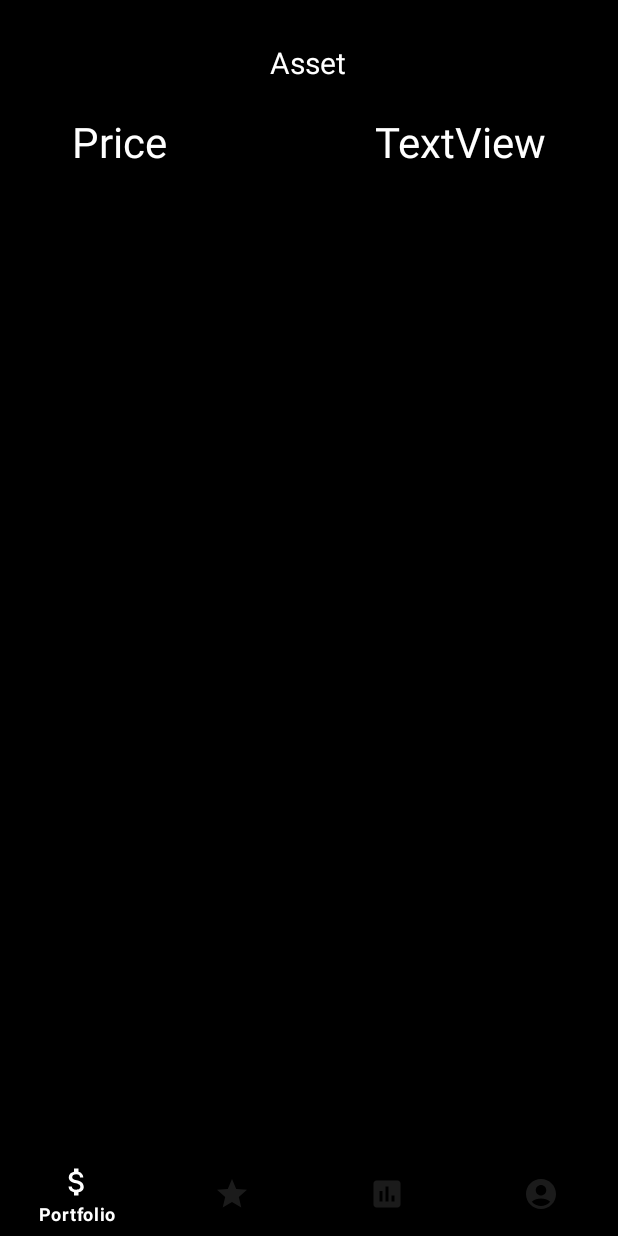
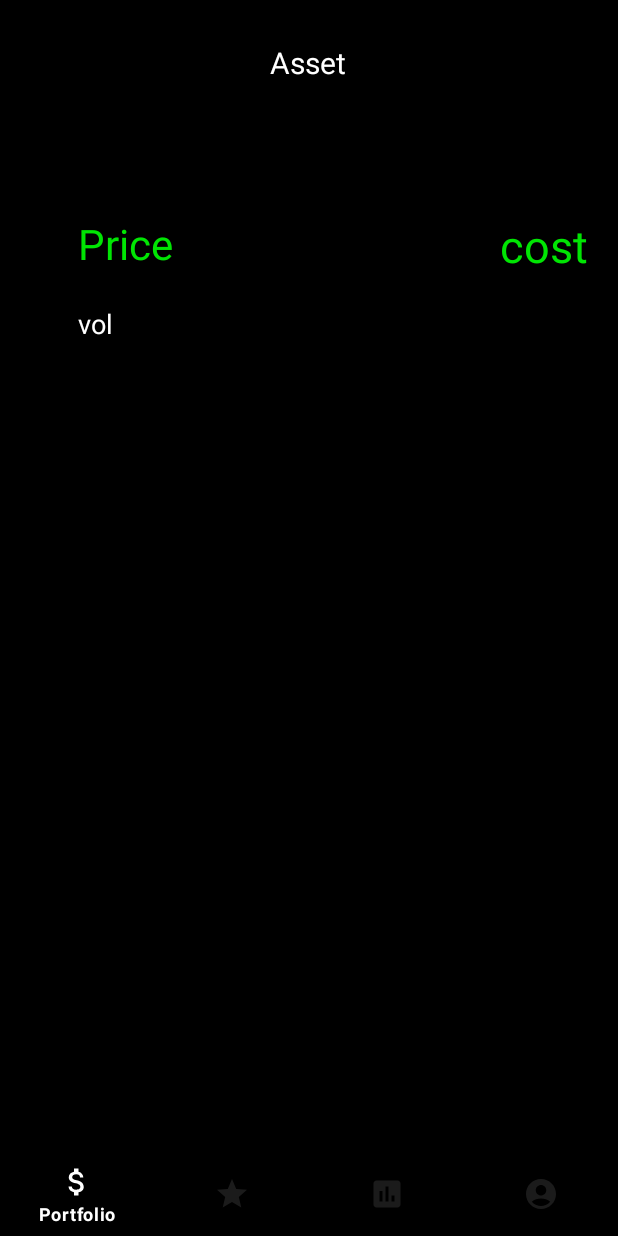
Before and after one commit to AZinkov-of/crypto_stats, an Android app: the fragment AssetFragment placed in its activity, on a phone screen of 412 x 824 dp. Run offline under Robolectric (Android 15) with nearby library versions, the phone set to English and light mode, and no system bars; our stand-ins replace Room's generated code.

Commit message:
changed bd, added some visual

```diff
--- a/app/src/main/java/com/example/stats/adapters/PortfolioAdapter.kt
+++ b/app/src/main/java/com/example/stats/adapters/PortfolioAdapter.kt
@@ -8,6 +8,7 @@ import android.view.ViewGroup
 import androidx.recyclerview.widget.DiffUtil
 import androidx.recyclerview.widget.RecyclerView
 import com.example.stats.databinding.PortfolioItemBinding
+import com.example.stats.model.crypto_cost
 import java.text.DecimalFormat
 
 interface ActionListener {
@@ -68,14 +69,17 @@ class PortfolioAdapter(private val actionListener: ActionListener) :
 
     override fun onBindViewHolder(holder: MyViewHolder, position: Int) {
         val df = DecimalFormat("#.##")
-        val per = ((0..2000).random().toDouble() / 100) - 10
+
         val currentItem = potfolioList[position]
+        val price_:Double = crypto_cost.getOrDefault(currentItem.ticker,0.0)
+
+        val per = ((price_ * currentItem.quantity - currentItem.total_invested)/currentItem.total_invested)*100
 
         with(holder.binding) {
             Ticker.text = currentItem.ticker
-            volume.text = df.format(currentItem.volume).toString()
-            price.text = "$" + df.format(currentItem.price).toString()
-            cost.text = "$" + df.format(currentItem.volume * currentItem.price).toString()
+            volume.text = df.format(currentItem.quantity).toString() + " " + currentItem.ticker
+            price.text = "$" + df.format(crypto_cost.getOrDefault(currentItem.ticker,0)).toString()
+            cost.text = "$" + df.format(currentItem.quantity *  price_).toString()
 
             when {
                 per > 0 -> {
@@ -90,7 +94,7 @@ class PortfolioAdapter(private val actionListener: ActionListener) :
 
             percent.text = "${df.format(per)}%"
             profit.text =
-                "$" + "${df.format(currentItem.price / (100 + per) * per * currentItem.volume)}"
+                "$" + "${df.format(price_ / (100 + per) * per * currentItem.quantity)}"
         }
 
         holder.binding.price.tag = currentItem
--- a/app/src/main/java/com/example/stats/fragments/PortfolioFragment.kt
+++ b/app/src/main/java/com/example/stats/fragments/PortfolioFragment.kt
@@ -2,6 +2,7 @@ package com.example.stats.fragments
 
 import android.annotation.SuppressLint
 import android.app.Application
+import android.graphics.Color
 import android.os.Bundle
 import android.view.LayoutInflater
 import android.view.View
@@ -14,10 +15,13 @@ import androidx.recyclerview.widget.LinearLayoutManager
 import com.example.myenglishapp.SwipeToDelete
 import com.example.stats.*
 import com.example.stats.databinding.FragmentPortfolioBinding
+import com.example.stats.model.crypto_cost
 import com.example.stats.viewmodel.AssetsListViewModel
+
 import kotlinx.coroutines.GlobalScope
 import kotlinx.coroutines.Job
 import kotlinx.coroutines.launch
+import java.text.DecimalFormat
 
 class PortfolioFragment : Fragment() {
     private lateinit var binding: FragmentPortfolioBinding
@@ -83,7 +87,8 @@ class PortfolioFragment : Fragment() {
 ////                binding.fullCost.text = "$"+sum.toString()
 ////            }
 //        }
-        addAsset()
+        totalCost()
+//        addAsset()
         initSwipeToDelete()
     }
 
@@ -93,6 +98,7 @@ class PortfolioFragment : Fragment() {
                 val assets= viewModel.getAssets()
                 viewModel.deleteAsset(assets[positionForRemove])
             }).start()
+//            totalCost()
         }
 
         val swipeToDeleteCallback = SwipeToDelete(onItemSwipedToDelete)
@@ -103,6 +109,33 @@ class PortfolioFragment : Fragment() {
         @JvmStatic
         fun newInstance() = PortfolioFragment()
     }
+
+    fun totalCost() {
+        GlobalScope.launch {
+            val assets = viewModel.getAssets()
+            var total = 0.0
+            var total_investing = 0.0
+            for (i in assets) {
+                total += crypto_cost.getOrDefault(i.ticker,0.0) * i.quantity
+                total_investing += i.total_invested
+            }
+            val df = DecimalFormat("#.##")
+
+            binding.fullCost.text = "$ "+ df.format(total).toString()
+            binding.percentChange.text = df.format((total-total_investing)/
+                    total_investing*100).toString() + " %"
+            binding.costChange.text = "$ " + df.format(total-total_investing).toString()
+
+            if (total-total_investing> 0) {
+                binding.percentChange.setTextColor(Color.parseColor("#00E503"))
+                binding.costChange.setTextColor(Color.parseColor("#00E503"))
+            } else {
+                binding.percentChange.setTextColor(Color.parseColor("#FB0000"))
+                binding.costChange.setTextColor(Color.parseColor("#FB0000"))
+            }
+        }
+    }
+
 
 
     fun addAsset() {
--- a/app/src/main/java/com/example/stats/model/ADatabase.kt
+++ b/app/src/main/java/com/example/stats/model/ADatabase.kt
@@ -8,7 +8,7 @@ import com.example.stats.Asset
 import com.example.stats.model.dao.AssetDao
 
 @Database(
-    version = 1,
+    version = 2,
     entities = [Asset::class]
 )
 
--- a/app/src/main/java/com/example/stats/model/dao/AssetDao.kt
+++ b/app/src/main/java/com/example/stats/model/dao/AssetDao.kt
@@ -20,4 +20,7 @@ interface AssetDao {
 
     @Query("SELECT * FROM asset_table")
     fun getAssetsN(): List<Asset>
+
+    @Query("SELECT * FROM asset_table WHERE ticker=(:tic)")
+    fun getAssetToTiker(tic: String): List<Asset>
 }
--- a/app/src/main/java/com/example/stats/model/entity/Assets.kt
+++ b/app/src/main/java/com/example/stats/model/entity/Assets.kt
@@ -8,6 +8,6 @@ import androidx.room.PrimaryKey
 data class Asset(
     @PrimaryKey()
     val ticker: String,
-    val volume: Double,
-    val price: Double
+    val quantity: Double,
+    val total_invested: Double
 )
--- a/app/src/main/res/layout/fragment_asset.xml
+++ b/app/src/main/res/layout/fragment_asset.xml
@@ -11,10 +11,11 @@
         android:id="@+id/Price"
         android:layout_width="wrap_content"
         android:layout_height="wrap_content"
-        android:layout_marginStart="48dp"
-        android:layout_marginTop="20dp"
+        android:layout_marginStart="52dp"
+        android:layout_marginTop="88dp"
         android:text="Price"
-        android:textColor="@color/white"
+
+        android:textColor = "#00E503"
         android:textSize="28sp"
         app:layout_constraintStart_toStartOf="parent"
         app:layout_constraintTop_toBottomOf="@+id/asset" />
@@ -34,15 +35,27 @@
         tools:ignore="MissingConstraints" />
 
     <TextView
-        android:id="@+id/textView5"
+        android:id="@+id/vol"
         android:layout_width="wrap_content"
         android:layout_height="wrap_content"
-        android:layout_marginTop="20dp"
-        android:layout_marginEnd="48dp"
-        android:text="TextView"
+        android:layout_marginTop="148dp"
+        android:text="vol"
         android:textColor="@color/white"
-        android:textSize="28sp"
-        app:layout_constraintEnd_toEndOf="parent"
+        android:textSize="18sp"
+        app:layout_constraintStart_toStartOf="@+id/Price"
         app:layout_constraintTop_toBottomOf="@+id/asset"
         tools:ignore="MissingConstraints" />
+
+
+    <TextView
+        android:id="@+id/cost"
+        android:layout_width="wrap_content"
+        android:layout_height="wrap_content"
+        android:layout_marginEnd="20dp"
+        android:text="cost"
+        android:textColor = "#00E503"
+        android:textSize="30sp"
+        app:layout_constraintEnd_toEndOf="parent"
+        app:layout_constraintTop_toTopOf="@+id/Price"
+        tools:ignore="MissingConstraints" />
 </androidx.constraintlayout.widget.ConstraintLayout>
--- a/app/src/main/res/values/colors.xml
+++ b/app/src/main/res/values/colors.xml
@@ -9,4 +9,6 @@
     <color name="white">#FFFFFFFF</color>
     <color name="dark_gray">#1b1b1b</color>
     <color name="light_gray">#ACA9A9</color>
+    <color name="red">#FB0000</color>
+    <color name="green">#00E503</color>
 </resources>
```
Also changed, not shown: app/src/main/java/com/example/stats/fragments/AssetFragment.kt (+16 -0 lines), app/src/main/java/com/example/stats/fragments/NewTransactionFragment.kt (+26 -7 lines), app/src/main/java/com/example/stats/model/CryptocurrenciesCost.kt (added, +24 -0 lines), app/src/main/java/com/example/stats/viewmodel/AssetsListViewModel.kt (+12 -0 lines), app/src/main/res/layout/fragment_new_transaction.xml (+15 -3 lines), app/src/main/res/layout/fragment_portfolio.xml (+34 -15 lines), 1 other file.
